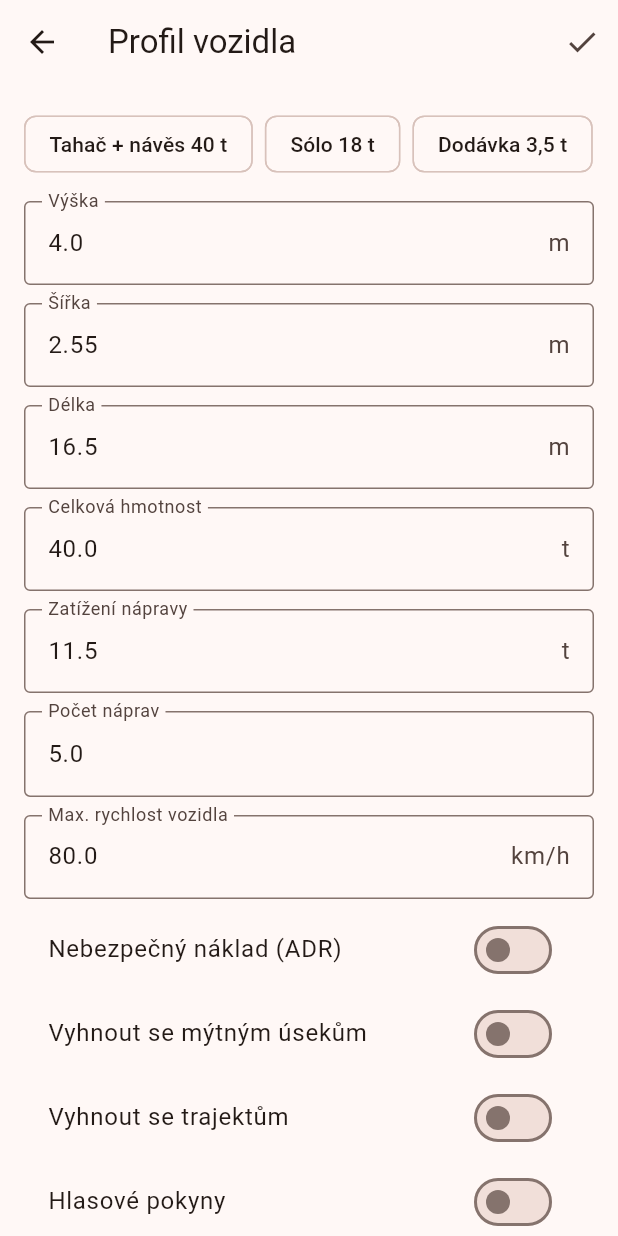
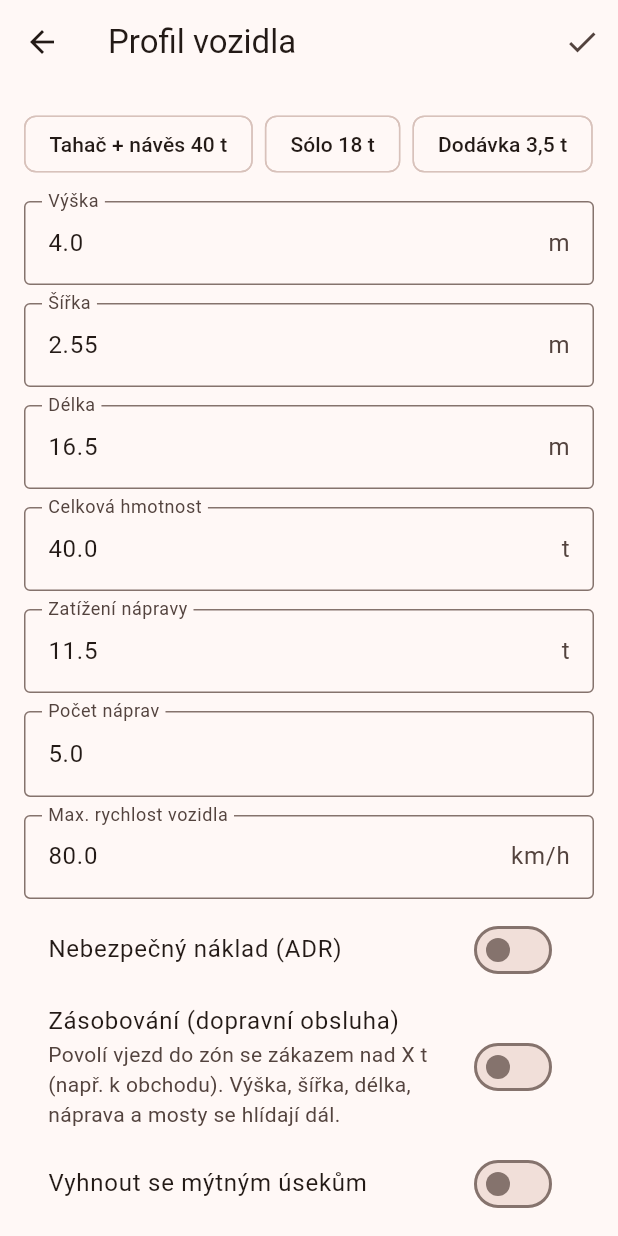
Before and after one commit to PedroCq2/LKWnaw, a Flutter app: the screen it shows after launch, after a tap on the "volume up" icon, after a tap on the "view in ar" icon, after a tap on the "local shipping" icon, on a phone screen of 412 x 824 dp. Run offline on Flutter 3.47's test engine with Material 3 defaults, Android fonts, the phone set to English and light mode, and no system bars; our stand-ins replace flutter_tts, geolocator, latlong2, shared_preferences, wakelock_plus; missing offline and left inert: maplibre_gl; statements that could not run were skipped.

Commit message:
Add delivery mode (zásobování): allow weight-restricted zones, keep dimensions, avoid weak bridges
Co-Authored-By: Claude Opus 5.5 <noreply@anthropic.com>
Claude-Session: https://claude.ai/code/session_01SPYXanAWxAq7xGa4TZdX3N

```diff
--- a/app/lib/models/route.dart
+++ b/app/lib/models/route.dart
@@ -90,6 +90,7 @@ class RouteWarning {
   final double atMeters; // vzdálenost od začátku trasy
   final LatLng point;
   final bool violates; // vozidlo limit překračuje
+  final bool onBridge; // omezení je na mostě (fyzická nosnost)
 
   RouteWarning({
     required this.type,
@@ -97,6 +98,7 @@ class RouteWarning {
     required this.atMeters,
     required this.point,
     required this.violates,
+    this.onBridge = false,
   });
 
   String get label {
@@ -127,7 +129,7 @@ class RouteWarning {
       case WarningType.length:
         return 'omezení délky';
       case WarningType.weight:
-        return 'omezení hmotnosti';
+        return onBridge ? 'most s nosností' : 'omezení hmotnosti';
       case WarningType.axleLoad:
         return 'omezení zatížení nápravy';
       case WarningType.speedCamera:
--- a/app/lib/models/truck_profile.dart
+++ b/app/lib/models/truck_profile.dart
@@ -26,11 +26,13 @@ class TruckProfile {
     this.avoidFerries = false,
   });
 
-  Map<String, dynamic> toValhallaCosting() => {
+  /// [delivery] = zásobování: hmotnostní zóny („mimo dopravní obsluhu“) se ignorují,
+  /// výška/šířka/délka/náprava/ADR platí dál. Mosty hlídá aplikace zvlášť.
+  Map<String, dynamic> toValhallaCosting({bool delivery = false}) => {
         'height': height,
         'width': width,
         'length': length,
-        'weight': weight,
+        'weight': delivery ? 0.0 : weight,
         'axle_load': axleLoad,
         'axle_count': axleCount,
         'hazmat': hazmat,
--- a/app/lib/screens/profile_screen.dart
+++ b/app/lib/screens/profile_screen.dart
@@ -18,6 +18,7 @@ class _ProfileScreenState extends State<ProfileScreen> {
   late bool _voice = widget.settings.voice;
   late bool _simulate = widget.settings.simulate;
   late int _mapStyle = widget.settings.mapStyle;
+  late bool _delivery = widget.settings.delivery;
 
   Widget _num(String label, String unit, double value, void Function(double) set,
       {double min = 0, double max = 100}) {
@@ -46,7 +47,8 @@ class _ProfileScreenState extends State<ProfileScreen> {
       ..valhallaUrl = _url.text.trim().isEmpty ? defaultValhallaUrl : _url.text.trim()
       ..voice = _voice
       ..simulate = _simulate
-      ..mapStyle = _mapStyle;
+      ..mapStyle = _mapStyle
+      ..delivery = _delivery;
     await widget.settings.save();
     if (mounted) Navigator.pop(context, true);
   }
@@ -97,6 +99,13 @@ class _ProfileScreenState extends State<ProfileScreen> {
               title: const Text('Nebezpečný náklad (ADR)'),
               value: p.hazmat,
               onChanged: (v) => setState(() => p.hazmat = v),
+            ),
+            SwitchListTile(
+              title: const Text('Zásobování (dopravní obsluha)'),
+              subtitle: const Text('Povolí vjezd do zón se zákazem nad X t (např. k obchodu). '
+                  'Výška, šířka, délka, náprava a mosty se hlídají dál.'),
+              value: _delivery,
+              onChanged: (v) => setState(() => _delivery = v),
             ),
             SwitchListTile(
               title: const Text('Vyhnout se mýtným úsekům'),
--- a/app/lib/services/settings.dart
+++ b/app/lib/services/settings.dart
@@ -11,6 +11,7 @@ class AppSettings {
   bool simulate; // demo: jízda po trase bez GPS
   int mapStyle; // 0 = auto, 1 = den, 2 = noc
   bool view3d;
+  bool delivery; // zásobování
 
   AppSettings({
     required this.profile,
@@ -19,6 +20,7 @@ class AppSettings {
     this.simulate = false,
     this.mapStyle = 0,
     this.view3d = true,
+    this.delivery = false,
   });
 
   bool get night {
@@ -44,6 +46,7 @@ class AppSettings {
       simulate: p.getBool('simulate') ?? false,
       mapStyle: p.getInt('mapStyle') ?? 0,
       view3d: p.getBool('view3d') ?? true,
+      delivery: p.getBool('delivery') ?? false,
     );
   }
 
@@ -55,5 +58,6 @@ class AppSettings {
     await p.setBool('simulate', simulate);
     await p.setInt('mapStyle', mapStyle);
     await p.setBool('view3d', view3d);
+    await p.setBool('delivery', delivery);
   }
 }
--- a/app/lib/widgets/nav_widgets.dart
+++ b/app/lib/widgets/nav_widgets.dart
@@ -179,6 +179,10 @@ class WarningCard extends StatelessWidget {
       ),
       child: Column(children: [
         WarningSign(w: w, size: 60),
+        if (w.onBridge)
+          Text('MOST',
+              style: TextStyle(
+                  fontSize: 11, fontWeight: FontWeight.w800, color: bad ? Colors.white : Colors.black54)),
         const SizedBox(height: 4),
         Text(formatDistance(distance),
             style: TextStyle(
--- a/app/pubspec.yaml
+++ b/app/pubspec.yaml
@@ -16,7 +16,7 @@ publish_to: 'none' # Remove this line if you wish to publish to pub.dev
 # https://developer.apple.com/library/archive/documentation/General/Reference/InfoPlistKeyReference/Articles/CoreFoundationKeys.html
 # In Windows, build-name is used as the major, minor, and patch parts
 # of the product and file versions while build-number is used as the build suffix.
-version: 1.1.0+3
+version: 1.2.0+4
 
 environment:
   sdk: ^3.13.5
```
Also changed, not shown: app/lib/screens/map_screen.dart (+35 -2 lines), app/lib/services/restrictions.dart (+11 -5 lines), app/lib/services/valhalla.dart (+7 -1 lines), 2 other files.
